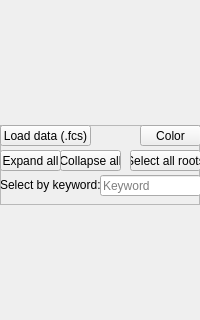
Qt form src/EasyFlowQ/uiDesigns/MainWindow_SmplSect.ui (ym3141/EasyFlowQ) before a commit; both pictures show x 0 to 200 and y 160 to 480 of the 200 by 650 pixel window.
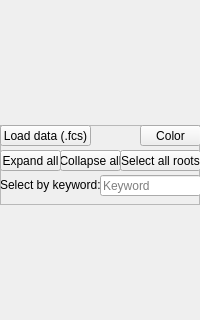
The same form after that commit. Icons and pictures are not drawn.

Commit message: UI tweaks for lower scaling

Diff of the .ui file:
```diff
--- a/src/EasyFlowQ/uiDesigns/MainWindow_SmplSect.ui
+++ b/src/EasyFlowQ/uiDesigns/MainWindow_SmplSect.ui
@@ -92,9 +92,9 @@
      <widget class="QPushButton" name="selectRootsPB">
       <property name="geometry">
        <rect>
-        <x>130</x>
+        <x>120</x>
         <y>25</y>
-        <width>71</width>
+        <width>81</width>
         <height>21</height>
        </rect>
       </property>
```
The commit also changes 1 other file.
